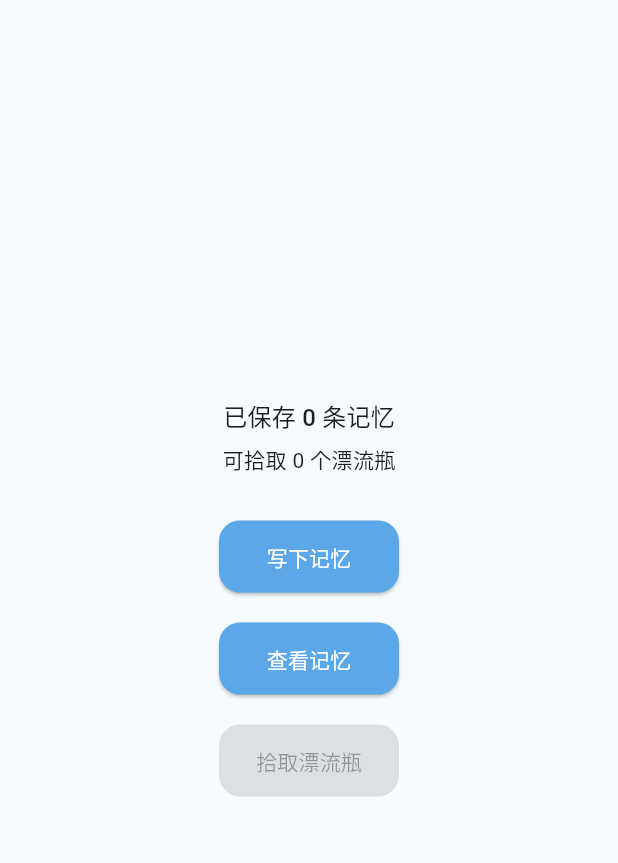
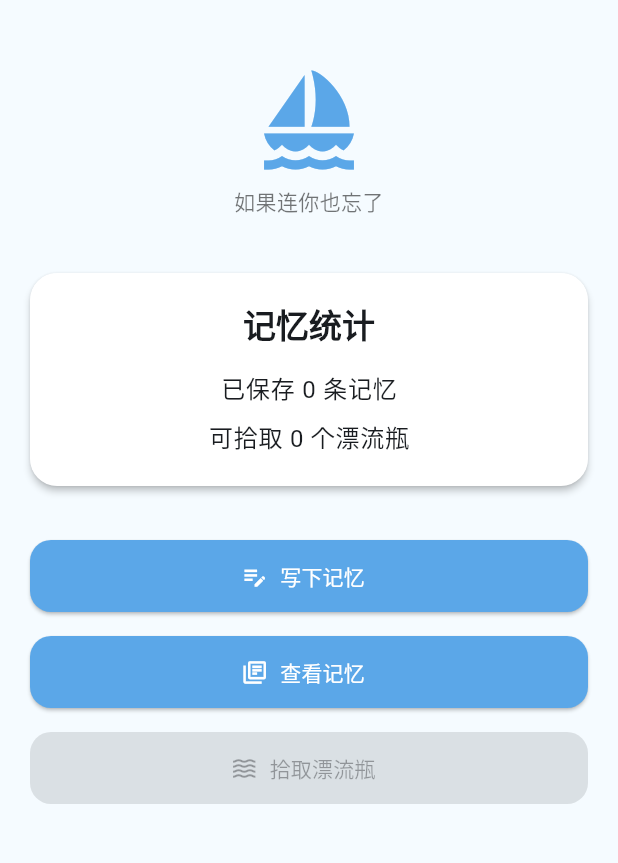
Before and after one commit to unmyic/memory_bottle, a Flutter app: the screen it shows after launch, on a phone screen of 412 x 824 dp, the part 63-926 px from its top. Run offline on Flutter 3.47's test engine with Material 3 defaults, Android fonts, the phone set to English and light mode, and no system bars; our stand-ins replace sqflite, sqflite_common_ffi; accounts and stored records are empty.

Commit message:
Improve memory card UI

```diff
--- a/lib/pages/home_page.dart
+++ b/lib/pages/home_page.dart
@@ -50,41 +50,92 @@ class HomePage extends StatelessWidget {
       appBar: AppBar(
         title: const Text("记忆漂流瓶"),
       ),
-      body: Center(
+      body: SingleChildScrollView(
+        padding: const EdgeInsets.all(20),
         child: Column(
-          mainAxisAlignment: MainAxisAlignment.center,
+          crossAxisAlignment: CrossAxisAlignment.stretch,
+          children: [
+            const SizedBox(height: 10),
+
+            Icon(
+              Icons.sailing,
+              size: 72,
+              color: Theme.of(context).colorScheme.primary,
+            ),
+
+            // const SizedBox(height: 12),
+
+            // Text(
+            //   "记忆漂流瓶",
+            //   textAlign: TextAlign.center,
+            //   style: Theme.of(context).textTheme.headlineMedium?.copyWith(
+            //         fontWeight: FontWeight.bold,
+            //       ),
+            // ),
+
+            const SizedBox(height: 8),
+
+            Text(
+              "如果连你也忘了",
+              textAlign: TextAlign.center,
+              style: Theme.of(context).textTheme.bodyMedium?.copyWith(
+                    color: Colors.black54,
+                  ),
+            ),
+
+            const SizedBox(height: 30),
+
+            Card(
+              child: Padding(
+                padding: const EdgeInsets.all(20),
+                child: Column(
                   children: [
                     Text(
-              "已保存 $totalCount 条记忆",
-              style: Theme.of(context).textTheme.titleMedium,
+                      "记忆统计",
+                      style: Theme.of(context).textTheme.titleLarge?.copyWith(
+                            fontWeight: FontWeight.bold,
+                          ),
                     ),
 
-            const SizedBox(height: 6),
+                    const SizedBox(height: 16),
+
+                    Text(
+                      "已保存 $totalCount 条记忆",
+                      style: Theme.of(context).textTheme.bodyLarge,
+                    ),
+
+                    const SizedBox(height: 8),
 
                     Text(
                       "可拾取 $bottleCount 个漂流瓶",
-              style: Theme.of(context).textTheme.bodyMedium,
+                      style: Theme.of(context).textTheme.bodyLarge,
                     ),
 
-            if (earliestMemory != null) ...[
-              const SizedBox(height: 6),
-              Text(
+                    if (earliestMemory != null)
+                      Padding(
+                        padding: const EdgeInsets.only(top: 8),
+                        child: Text(
                           "最早记忆：${formatDate(earliestMemory.date)}",
                           style: Theme.of(context).textTheme.bodyMedium,
                         ),
-            ],
+                      ),
 
-            if (latestMemory != null) ...[
-              const SizedBox(height: 6),
-              Text(
+                    if (latestMemory != null)
+                      Padding(
+                        padding: const EdgeInsets.only(top: 8),
+                        child: Text(
                           "最近记忆：${formatDate(latestMemory.date)}",
                           style: Theme.of(context).textTheme.bodyMedium,
                         ),
+                      ),
                   ],
+                ),
+              ),
+            ),
 
-            const SizedBox(height: 30),
+            const SizedBox(height: 28),
 
-            ElevatedButton(
+            ElevatedButton.icon(
               onPressed: () {
                 Navigator.push(
                   context,
@@ -95,12 +146,13 @@ class HomePage extends StatelessWidget {
                   ),
                 );
               },
-              child: const Text("写下记忆"),
+              icon: const Icon(Icons.edit_note),
+              label: const Text("写下记忆"),
             ),
 
-            const SizedBox(height: 20),
+            const SizedBox(height: 16),
 
-            ElevatedButton(
+            ElevatedButton.icon(
               onPressed: () {
                 Navigator.push(
                   context,
@@ -113,12 +165,13 @@ class HomePage extends StatelessWidget {
                   ),
                 );
               },
-              child: const Text("查看记忆"),
+              icon: const Icon(Icons.library_books_outlined),
+              label: const Text("查看记忆"),
             ),
 
-            const SizedBox(height: 20),
+            const SizedBox(height: 16),
 
-            ElevatedButton(
+            ElevatedButton.icon(
               onPressed: memories.isEmpty
                   ? null
                   : () {
@@ -155,8 +208,11 @@ class HomePage extends StatelessWidget {
                         ),
                       );
                     },
-              child: const Text("拾取漂流瓶"),
+              icon: const Icon(Icons.waves_outlined),
+              label: const Text("拾取漂流瓶"),
             ),
+
+            const SizedBox(height: 20),
           ],
         ),
       ),
```
Also changed, not shown: lib/widgets/memory_card.dart (+67 -9 lines). Lines whose indentation alone changed are shown as unchanged.
